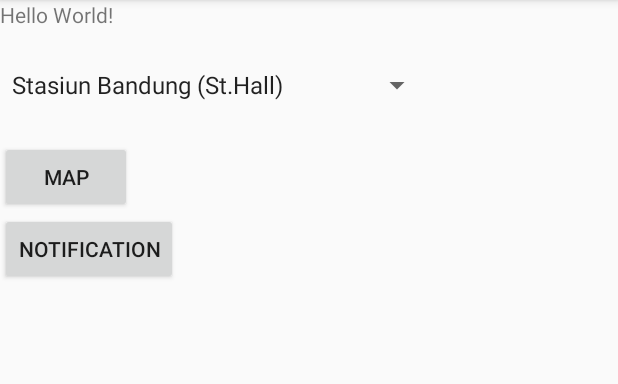
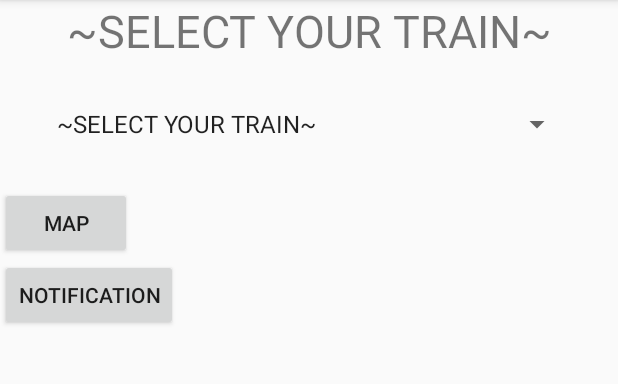
Before and after one commit to ProIfUNPAR/train-tracker-tedi-tri, an Android app: the screen it shows after launch (MainActivity), on a phone screen of 412 x 824 dp, the part 84-468 px from its top. Run offline under Robolectric (Android 15) with nearby library versions, the phone set to English and light mode, and no system bars.

Commit message:
Adding name of Train
name of train and get the value from spinner to the text view

```diff
--- a/app/src/main/java/com/example/windows/mapfix/MainActivity.java
+++ b/app/src/main/java/com/example/windows/mapfix/MainActivity.java
@@ -9,17 +9,22 @@ import android.os.Bundle;
 import android.support.v7.app.AppCompatActivity;
 import android.util.Log;
 import android.view.View;
+import android.widget.AdapterView;
 import android.widget.ArrayAdapter;
 import android.widget.Button;
 import android.widget.Spinner;
+import android.widget.TextView;
 import android.widget.Toast;
 
 import com.google.android.gms.common.ConnectionResult;
 import com.google.android.gms.common.GoogleApiAvailability;
 
+import java.util.ArrayList;
+
 public class MainActivity extends AppCompatActivity {
     private static final String TAG= "MainActivity";
     protected Spinner selectTrain;
+    protected TextView textView;
 
     private static final int ERROR_DIALOG_REQUEST=9001;
     Button btnNotif;
@@ -27,13 +32,33 @@ public class MainActivity extends AppCompatActivity {
     protected void onCreate(Bundle savedInstanceState) {
         super.onCreate(savedInstanceState);
         setContentView(R.layout.activity_main);
-        addItemsOnSpinnerTrain();
+        this.selectTrain = findViewById(R.id.select_train);
+        ArrayAdapter<CharSequence> trainselect = ArrayAdapter.createFromResource(this, R.array.train, android.R.layout.simple_spinner_item);
+        trainselect.setDropDownViewResource(android.R.layout.simple_spinner_dropdown_item);
+        this.selectTrain.setAdapter(trainselect);
+        this.textView=findViewById(R.id.textForSelectedTrain);
+        AdapterView.OnItemSelectedListener onItemSelectedListener1 =
+                new AdapterView.OnItemSelectedListener(){
 
-        if(isServicesok()){
+                    @Override
+                    public void onItemSelected(AdapterView<?> parent, View view,
+                                               int position, long id) {
+                        String type = selectTrain.getSelectedItem().toString().trim();
+                        textView.setText(type);
+                    }
+
+                    @Override
+                    public void onNothingSelected(AdapterView<?> parent) {}
+
+                };
+        this.selectTrain.setOnItemSelectedListener(onItemSelectedListener1);
 
 
+
+        if(isServicesok()) {
             init();
         }
+
     }
 
     private void init(){
@@ -87,11 +112,4 @@ public class MainActivity extends AppCompatActivity {
         return false;
     }
 
-    public void addItemsOnSpinnerTrain() {
-        this.selectTrain = findViewById(R.id.select_train);
-        ArrayAdapter<CharSequence> trainselect = ArrayAdapter.createFromResource(this, R.array.station, android.R.layout.simple_spinner_item);
-        trainselect.setDropDownViewResource(android.R.layout.simple_spinner_dropdown_item);
-        this.selectTrain.setAdapter(trainselect);
-    }
-
 }
--- a/app/src/main/res/layout/activity_main.xml
+++ b/app/src/main/res/layout/activity_main.xml
@@ -12,20 +12,18 @@
         android:orientation="vertical">
 
         <TextView
-            android:layout_width="wrap_content"
+            android:layout_width="match_parent"
             android:layout_height="wrap_content"
+            android:textAlignment="center"
+            android:textSize="30dp"
             android:text="Hello World!"
-            app:layout_constraintBottom_toBottomOf="parent"
-            app:layout_constraintLeft_toLeftOf="parent"
-            app:layout_constraintRight_toRightOf="parent"
-            app:layout_constraintTop_toTopOf="parent" />
+            android:id="@+id/textForSelectedTrain"/>
 
         <Spinner
             android:id="@+id/select_train"
-            android:layout_width="130pt"
+            android:layout_width="match_parent"
             android:layout_height="wrap_content"
-            android:layout_marginTop="25dp"
-            android:layout_marginBottom="25dp"/>
+            android:layout_margin="30dp"/>
 
 
         <Button
--- a/app/src/main/res/values/strings.xml
+++ b/app/src/main/res/values/strings.xml
@@ -9,4 +9,69 @@
         <item>Stasiun Kiaracondong (KAC)</item>
         <item>Stasiun Gedebage (GDB)</item>
     </string-array>
+
+    <string-array name="train">
+        <item>~SELECT YOUR TRAIN~</item>
+        <item>Argo Bromo</item>
+        <item>Argo Wilis</item>
+        <item>Argo Lawu</item>
+        <item>Argo Dwipangga</item>
+        <item>Argo Sindoro</item>
+        <item>Argo Muria</item>
+        <item>Argo Jati</item>
+        <item>Argo Parahyangan</item>
+        <item>Gajayana</item>
+        <item>Bima</item>
+        <item>Sembrani</item>
+        <item>Turangga</item>
+        <item>Taksaka</item>
+        <item>Bangunkarta</item>
+        <item>Purwojaya</item>
+        <item>Cirebon Express</item>
+        <item>Tegal Bahari</item>
+        <item>Harina</item>
+        <item>Gumarang</item>
+        <item>Lodaya</item>
+        <item>Sancaka</item>
+        <item>Mutiara Timur</item>
+        <item>Ciremai Express</item>
+        <item>Malabar</item>
+        <item>Malioboro Express</item>
+        <item>Pangrango/ Siliwangi</item>
+        <item>Mutiara Selatan</item>
+        <item>Senja Utama</item>
+        <item>Fajar Utama</item>
+        <item>Sawunggalih</item>
+        <item>Sarangan Express</item>
+        <item>Sidomukti</item>
+        <item>Majapahit</item>
+        <item>Jayabaya</item>
+        <item>Jaka Tingkir</item>
+        <item>Menoreh</item>
+        <item>Bogowonto</item>
+        <item>Gajah Wong</item>
+        <item>Krakatau</item>
+        <item>Matarmaja</item>
+        <item>Gaya Baru Malam Selatan</item>
+        <item>Brantas</item>
+        <item>Kertajaya</item>
+        <item>Pasundan</item>
+        <item>Kahuripan</item>
+        <item>Bengawan</item>
+        <item>Progo</item>
+        <item>Logawa</item>
+        <item>Kutojaya Utara</item>
+        <item>Sri Tanjung</item>
+        <item>Tawang Jaya</item>
+        <item>Kutojaya Selatan</item>
+        <item>Tegal Arum</item>
+        <item>Tawang Alun</item>
+        <item>Tegal Express</item>
+        <item>Maharani</item>
+        <item>Kalijaga</item>
+        <item>Probowangi</item>
+        <item>Serayu</item>
+        <item>Kamandaka</item>
+        <item>Joglokerto</item>
+    </string-array>
 </resources>
```
